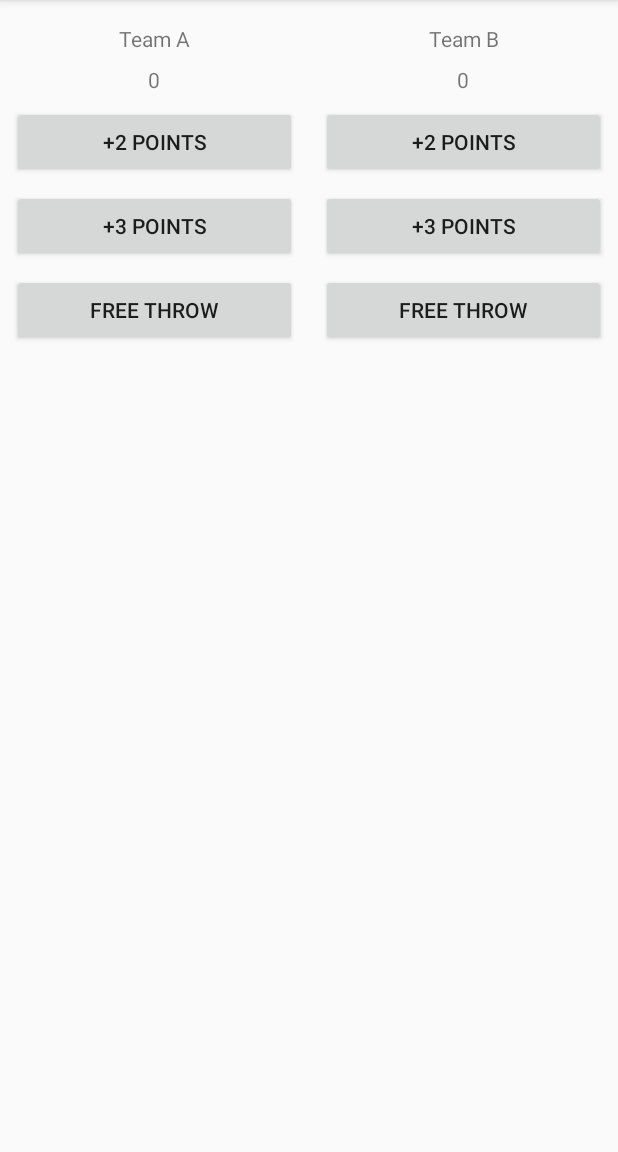
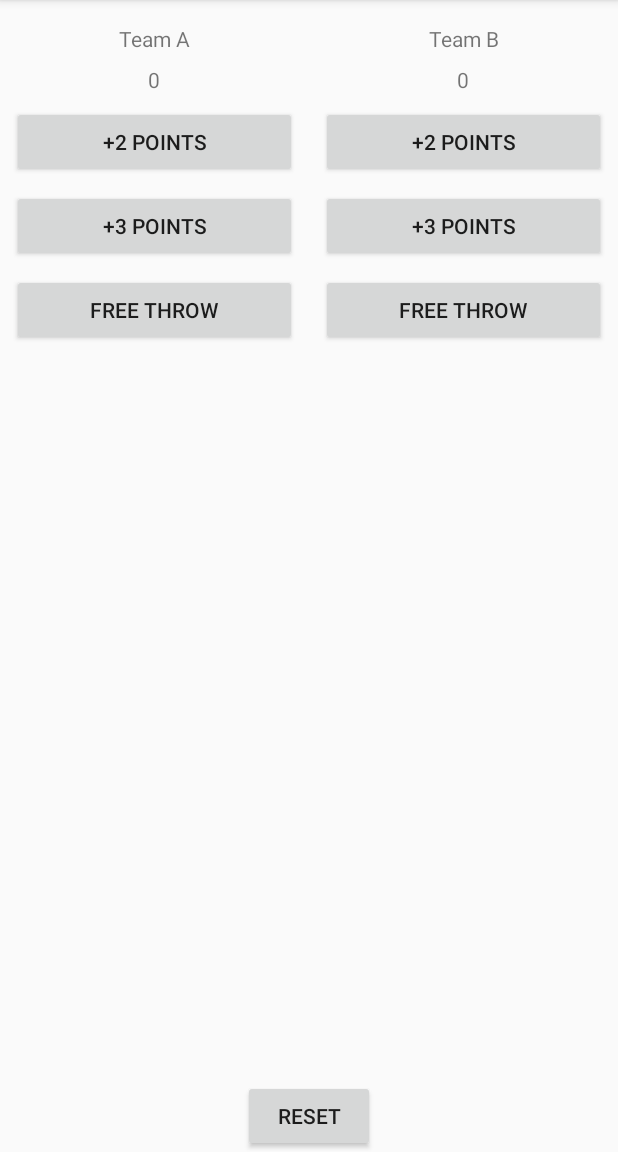
Before and after one commit to djmgeneseo/Court-Counter, an Android app: the screen it shows after launch (MainActivity), on a phone screen of 412 x 824 dp, the part 84-1236 px from its top. Run offline under Robolectric (Android 15) with nearby library versions, the phone set to English and light mode, and no system bars.

Commit message:
Add a functioning Reset button

```diff
--- a/app/src/main/res/layout/activity_main.xml
+++ b/app/src/main/res/layout/activity_main.xml
@@ -1,7 +1,12 @@
 <?xml version="1.0" encoding="utf-8"?>
-<LinearLayout
+<RelativeLayout
     xmlns:android="http://schemas.android.com/apk/res/android"
     xmlns:tools="http://schemas.android.com/tools"
+    android:layout_width="match_parent"
+    android:layout_height="match_parent">
+
+<LinearLayout
+
     android:orientation="horizontal"
     android:layout_width="match_parent"
     android:layout_height="match_parent"
@@ -108,3 +113,12 @@
     </LinearLayout>
 
 </LinearLayout>
+
+    <Button
+        android:layout_width="wrap_content"
+        android:layout_height="wrap_content"
+        android:layout_alignParentBottom="true"
+        android:layout_centerHorizontal="true"
+        android:text = "Reset"
+        android:onClick="resetScores"/>
+</RelativeLayout>
```
Also changed, not shown: app/src/main/java/com/example/android/courtcounter/MainActivity.java (+10 -0 lines).
